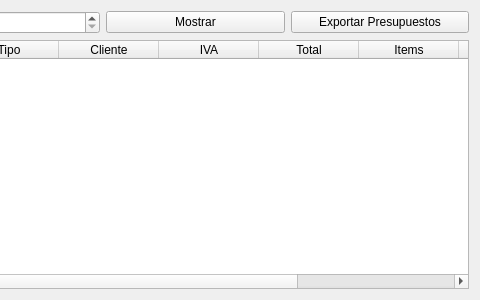
First picture: the form in banta/res/ui/bill_list.ui, repository jerobarraco/banta, before the edit; both pictures show x 353 to 833 and y 0 to 300 of the 833 by 300 pixel window.
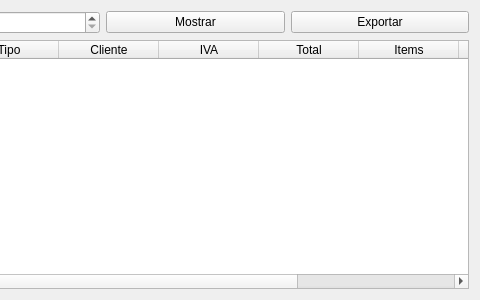
Second picture: the form after the edit.

Commit message: added headers when exporting bills changed bill list ui button text to the correct fixed small bug when exporting csv

The edit to the form file:
```diff
--- a/banta/res/ui/bill_list.ui
+++ b/banta/res/ui/bill_list.ui
@@ -58,7 +58,7 @@
      <item>
       <widget class="QPushButton" name="bExportDraft">
        <property name="text">
-        <string>Exportar Presupuestos</string>
+        <string>Exportar</string>
        </property>
       </widget>
      </item>
```
The commit also changes 4 other files.
